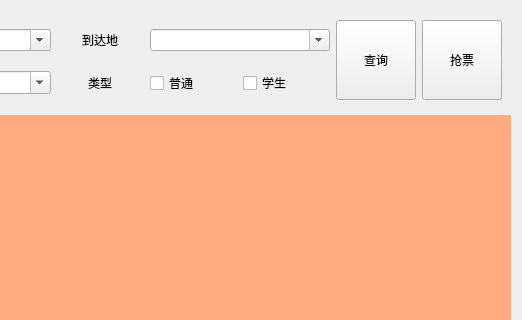
JiangNanMax/qp12306, file resource/ui/query_pane.ui: the form before one commit; both pictures show x 236 to 758 and y 0 to 320 of the 758 by 473 pixel window.
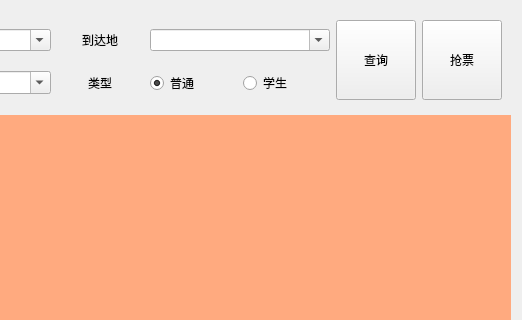
The form after the commit.

```diff
--- a/resource/ui/query_pane.ui
+++ b/resource/ui/query_pane.ui
@@ -123,14 +123,23 @@
        </widget>
       </item>
       <item row="1" column="3">
-       <widget class="QCheckBox" name="normal_cb">
+       <widget class="QRadioButton" name="normal_cb">
         <property name="text">
          <string>普通</string>
         </property>
+        <property name="checked">
+         <bool>true</bool>
+        </property>
+        <property name="q_value" stdset="0">
+         <string>ADULT</string>
+        </property>
+        <attribute name="buttonGroup">
+         <string notr="true">buttonGroup</string>
+        </attribute>
        </widget>
       </item>
       <item row="1" column="4">
-       <widget class="QCheckBox" name="stu_cb">
+       <widget class="QRadioButton" name="stu_cb">
         <property name="text">
          <string>学生</string>
         </property>
```
Left out of the diff: 9 changed lines with no effect on the pictures.
